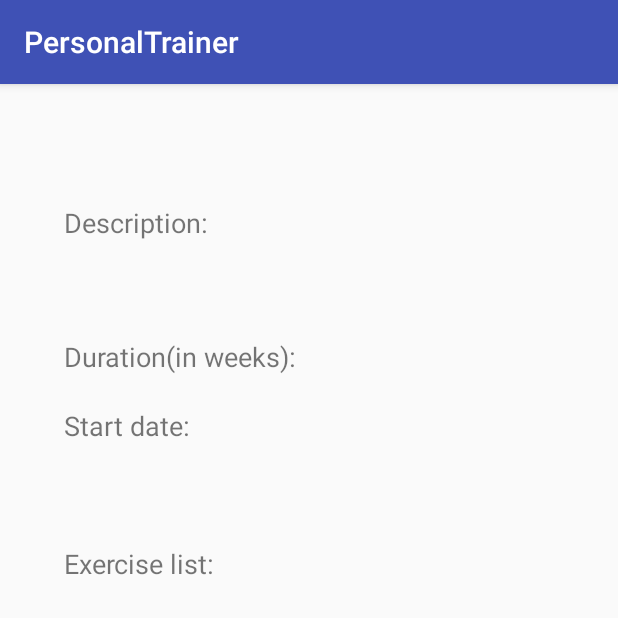
After one commit to apolkaszasz/PersonalTrainer, an Android app: the PlannedProgramItem screen opened directly, with no data from a screen before it, on a phone screen of 412 x 824 dp, the top half of it. The commit adds this screen. Run offline under Robolectric (Android 15) with nearby library versions, the phone set to English and light mode, and no system bars; our stand-ins replace Firebase (no records; nobody signed in at launch, a user with empty details on screens opened directly); 6 statements that could not run were skipped.

Commit message:
MyPlans -  a kivalasztott napra betervezett gyakorlatok és aktuális programok megjelenitése - gridView ezekre rákattintva pedig az aktuális betervezett gyakorlatszámokkal, szériákkal stb

```diff
--- a/app/src/main/java/com/personaltrainer/apolka/personaltrainer/Adapters/ExerciseAdapter.java
+++ b/app/src/main/java/com/personaltrainer/apolka/personaltrainer/Adapters/ExerciseAdapter.java
@@ -11,6 +11,7 @@ import android.widget.TextView;
 import com.bumptech.glide.Glide;
 import com.personaltrainer.apolka.personaltrainer.Models.Exercise;
 import com.personaltrainer.apolka.personaltrainer.NavigationBarFragments.MyPlansFragment;
+import com.personaltrainer.apolka.personaltrainer.PlannedProgramItem;
 import com.personaltrainer.apolka.personaltrainer.ProgramItem;
 import com.personaltrainer.apolka.personaltrainer.R;
 import com.personaltrainer.apolka.personaltrainer.TabBarFragments.WorkoutsExercisesFragment;
@@ -29,6 +30,9 @@ public class ExerciseAdapter extends ArrayAdapter<Exercise> {
         super(context.getActivity(), resource, objects);
     }
     public ExerciseAdapter(@NonNull ProgramItem context, int resource, List<Exercise> objects) {
+        super(context, resource, objects);
+    }
+    public ExerciseAdapter(@NonNull PlannedProgramItem context, int resource, List<Exercise> objects) {
         super(context, resource, objects);
     }
 
--- a/app/src/main/java/com/personaltrainer/apolka/personaltrainer/Models/PlannedExercise.java
+++ b/app/src/main/java/com/personaltrainer/apolka/personaltrainer/Models/PlannedExercise.java
@@ -2,10 +2,11 @@ package com.personaltrainer.apolka.personaltrainer.Models;
 
 import com.google.firebase.auth.FirebaseUser;
 
+import java.io.Serializable;
 import java.util.Date;
 
 
-public class PlannedExercise {
+public class PlannedExercise  implements Serializable {
 
     private String exerciseName;
     private Date date;
--- a/app/src/main/java/com/personaltrainer/apolka/personaltrainer/Models/PlannedProgram.java
+++ b/app/src/main/java/com/personaltrainer/apolka/personaltrainer/Models/PlannedProgram.java
@@ -2,11 +2,12 @@ package com.personaltrainer.apolka.personaltrainer.Models;
 
 import com.google.firebase.auth.FirebaseUser;
 
+import java.io.Serializable;
 import java.util.Date;
 import java.util.List;
 
 
-public class PlannedProgram {
+public class PlannedProgram implements Serializable{
     private String programName;
     private Date startDate;
     private String userId;
--- /dev/null
+++ b/app/src/main/java/com/personaltrainer/apolka/personaltrainer/PlannedProgramItem.java
@@ -0,0 +1,197 @@
+package com.personaltrainer.apolka.personaltrainer;
+
+import android.content.Context;
+import android.content.Intent;
+import android.support.v7.app.AppCompatActivity;
+import android.os.Bundle;
+import android.text.TextUtils;
+import android.util.Log;
+import android.view.View;
+import android.widget.AdapterView;
+import android.widget.GridView;
+import android.widget.TextView;
+
+import com.google.firebase.database.ChildEventListener;
+import com.google.firebase.database.DataSnapshot;
+import com.google.firebase.database.DatabaseError;
+import com.google.firebase.database.DatabaseReference;
+import com.google.firebase.database.FirebaseDatabase;
+import com.personaltrainer.apolka.personaltrainer.Adapters.ExerciseAdapter;
+import com.personaltrainer.apolka.personaltrainer.Models.Exercise;
+import com.personaltrainer.apolka.personaltrainer.Models.PlannedExercise;
+import com.personaltrainer.apolka.personaltrainer.Models.PlannedProgram;
+import com.personaltrainer.apolka.personaltrainer.Models.Program;
+
+import java.text.DateFormat;
+import java.util.ArrayList;
+import java.util.Calendar;
+import java.util.List;
+
+public class PlannedProgramItem extends AppCompatActivity {
+
+    private static final String TAG = "PlannedProggramItem";
+
+    private Program program;
+    private PlannedProgram plannedProgram;
+
+    private TextView programName;
+    private TextView programDescription;
+    private TextView programDurationInWeeks;
+    private TextView programStartDate;
+
+
+    private List<String> exerciseKeylist;
+
+    private DateFormat dateFormat;
+    private Calendar dateTime;
+
+    private int week;
+
+
+    private GridView mExerciseGridView;
+    private ExerciseAdapter mExerciseAdapter;
+
+    private FirebaseDatabase mFirebaseDatabase;
+    private DatabaseReference mMessagesDatabaseReference;
+    private ChildEventListener mChildEventListener;
+
+    private static final String PROGRAM_OBJ_KEY = "Program_Obj_Key";
+    private static final String PLANNED_PROGRAM_OBJ_KEY = "Planned_program_Obj_key";
+    private static final String DATE_SELECTED = "Date_key";
+
+
+
+    public static Intent getStartIntent(Context context, Program program, PlannedProgram plannedProgram, Calendar dateTime) {
+        return new Intent(context, PlannedProgramItem.class)
+                .putExtra(PROGRAM_OBJ_KEY,program)
+                .putExtra(PLANNED_PROGRAM_OBJ_KEY, plannedProgram)
+                .putExtra(DATE_SELECTED, dateTime);
+    }
+
+    @Override
+    protected void onCreate(Bundle savedInstanceState) {
+        super.onCreate(savedInstanceState);
+        setContentView(R.layout.activity_planned_program_item);
+
+
+        Intent i  = getIntent();
+        program = (Program)i.getSerializableExtra(PROGRAM_OBJ_KEY);
+        plannedProgram = (PlannedProgram)i.getSerializableExtra(PLANNED_PROGRAM_OBJ_KEY);
+        dateTime = (Calendar)i.getSerializableExtra(DATE_SELECTED);
+
+        Log.d(TAG,"..." + program.getName() +"  " + plannedProgram.getProgram());
+
+
+        programName = (TextView) findViewById(R.id.ProgramNameTextViewMyPlans);
+        programName.setText(program.getName());
+
+        programDescription = (TextView) findViewById(R.id.ProgramDescriptionValueMyPlans);
+        programDescription.setText(program.getDescription());
+
+        programDurationInWeeks = (TextView) findViewById(R.id.ProgramDurationInWeeksTextViewValueMyPlans);
+        programDurationInWeeks.setText(program.getDurationInWeeks() + "");
+
+        programStartDate = (TextView) findViewById(R.id.ProgramStartDateTextViewValueMyPlans);
+        dateFormat = DateFormat.getDateInstance();
+        programStartDate.setText(dateFormat.format(plannedProgram.getStartDate()));
+
+        mFirebaseDatabase = FirebaseDatabase.getInstance();
+        mMessagesDatabaseReference = mFirebaseDatabase.getReference().child("Exercises").child("");
+
+        exerciseKeylist = new ArrayList<>();
+        int days = program.getDurationInWeeks()*7;
+        for (int day=0;day<days;day++){
+            Calendar dayCurrent = Calendar.getInstance();
+            dayCurrent.setTime(plannedProgram.getStartDate());
+            dayCurrent.add(Calendar.DATE,day);
+            if(dateFormat.format(dayCurrent.getTime()).equals(dateFormat.format(dateTime.getTime()))){
+
+                exerciseKeylist = program.getExercisesByDayId(day%7);
+                week = day /7;
+                Log.d(TAG,"....weekss" + week);
+            }
+        }
+
+
+        pupulateExerciseList();
+
+    }
+    private void pupulateExerciseList(){
+        mExerciseGridView = (GridView) findViewById(R.id.CurrentdayExerciseGridViewMyPlans);
+        mExerciseGridView.setOnItemClickListener(new AdapterView.OnItemClickListener() {
+            @Override
+            public void onItemClick(AdapterView<?> adapterView, View view, int i, long l) {
+                Exercise exercise = (Exercise) adapterView.getAdapter().getItem(i);
+                PlannedExercise pe = new PlannedExercise();
+                pe.setPlannedRepetitions(week * exercise.getRecommendedRepetitionsToIncreaseWith() + exercise.getRecommendedRepetitions());
+                pe.setPlannedSets(exercise.getRecommendedSets());
+                startActivity(PlannedExerciseItem.getStartIntent(view.getContext(), exercise,pe));
+            }
+        });
+
+        List<Exercise> exerciseListForAdapter = new ArrayList<>();
+        mExerciseAdapter = new ExerciseAdapter(this, R.layout.item_exercise, exerciseListForAdapter);
+
+        mExerciseGridView.setAdapter(mExerciseAdapter);
+
+    }
+    @Override
+    public void onPause(){
+        super.onPause();
+
+        detachDatabaseReadListener();
+        mExerciseAdapter.clear();
+    }
+    @Override
+    public void onResume(){
+        super.onResume();
+
+        attachDatabaseReadListener();
+
+    }
+    private void detachDatabaseReadListener(){
+        if (mChildEventListener != null){
+            mMessagesDatabaseReference.removeEventListener(mChildEventListener);
+            mChildEventListener =null;
+        }
+    }
+    private void attachDatabaseReadListener() {
+        if (mChildEventListener == null) {
+            mChildEventListener = new ChildEventListener() {
+                @Override
+                public void onChildAdded(DataSnapshot dataSnapshot, String s) {
+                    for(String key:exerciseKeylist){
+                        if(dataSnapshot.getKey().equals(key)){
+                            Exercise exercise = dataSnapshot.getValue(Exercise.class);
+                            Log.d(TAG,"ammmmmmmmm");
+                            mExerciseAdapter.add(exercise);
+                        }
+                    }
+                }
+
+                @Override
+                public void onChildChanged(DataSnapshot dataSnapshot, String s) {
+
+                }
+
+                @Override
+                public void onChildRemoved(DataSnapshot dataSnapshot) {
+
+                }
+
+                @Override
+                public void onChildMoved(DataSnapshot dataSnapshot, String s) {
+
+                }
+
+                @Override
+                public void onCancelled(DatabaseError databaseError) {
+
+                }
+            };
+
+            mMessagesDatabaseReference.addChildEventListener(mChildEventListener);
+            mChildEventListener = null;
+        }}
+
+}
--- /dev/null
+++ b/app/src/main/res/layout/activity_planned_program_item.xml
@@ -0,0 +1,168 @@
+<?xml version="1.0" encoding="utf-8"?>
+<ScrollView
+    xmlns:android="http://schemas.android.com/apk/res/android"
+    xmlns:app="http://schemas.android.com/apk/res-auto"
+    xmlns:tools="http://schemas.android.com/tools"
+    android:layout_width="fill_parent"
+    android:layout_height="fill_parent"
+    android:fillViewport="true">
+<android.support.constraint.ConstraintLayout xmlns:android="http://schemas.android.com/apk/res/android"
+    android:layout_width="match_parent"
+    android:layout_height="match_parent"
+    tools:context="com.personaltrainer.apolka.personaltrainer.PlannedProgramItem">
+
+
+    <TextView
+        android:id="@+id/ProgramNameTextViewMyPlans"
+        android:layout_height="48dp"
+        android:layout_width="310dp"
+        android:layout_marginEnd= "@dimen/margin8"
+        android:layout_marginStart="@dimen/margin8"
+        android:layout_marginTop="@dimen/margin16"
+        android:text=""
+        android:textColor="@color/colorTextViewValue"
+        android:textAlignment="center"
+        android:textSize="24dp"
+        app:layout_constraintEnd_toEndOf="parent"
+        app:layout_constraintStart_toStartOf="parent"
+        app:layout_constraintTop_toTopOf="parent"
+        />
+    <TextView
+        android:id="@+id/ProgramDescriptionTextViewMyPlans"
+        android:layout_width="230dp"
+        android:layout_height="30dp"
+        android:layout_marginLeft="36dp"
+        android:layout_marginStart="@dimen/margin8"
+        android:layout_marginTop="@dimen/margin16"
+        android:text="Description: "
+        android:textAlignment="viewStart"
+        android:textSize="18sp"
+        app:layout_constraintEnd_toEndOf="parent"
+        app:layout_constraintHorizontal_bias="0.198"
+        app:layout_constraintStart_toStartOf="parent"
+        app:layout_constraintTop_toBottomOf="@+id/ProgramNameTextViewMyPlans"
+        />
+
+    <TextView
+        android:id="@+id/ProgramDescriptionValueMyPlans"
+        android:layout_width="319dp"
+        android:layout_height="wrap_content"
+        android:layout_marginEnd="@dimen/margin8"
+        android:layout_marginLeft="36dp"
+        android:layout_marginStart="@dimen/margin8"
+        android:layout_marginTop="@dimen/margin16"
+        android:text=""
+        android:textColor="@color/colorTextViewValue"
+        android:textAlignment="viewStart"
+        android:textSize="20sp"
+        android:scrollHorizontally="true"
+        android:focusable="true"
+        android:focusableInTouchMode="true"
+        app:layout_constraintEnd_toEndOf="parent"
+        app:layout_constraintHorizontal_bias="0.51"
+        app:layout_constraintStart_toStartOf="parent"
+        app:layout_constraintTop_toBottomOf="@+id/ProgramDescriptionTextViewMyPlans" />
+
+    <TextView
+        android:id="@+id/ProgramDurationInWeeksTextViewMyPlans"
+        android:layout_width="230dp"
+        android:layout_height="30dp"
+        android:layout_marginLeft="36dp"
+        android:layout_marginStart="@dimen/margin8"
+        android:layout_marginTop="@dimen/margin16"
+        android:text="Duration(in weeks): "
+        android:textAlignment="viewStart"
+        android:textSize="18sp"
+        app:layout_constraintEnd_toEndOf="parent"
+        app:layout_constraintHorizontal_bias="0.198"
+        app:layout_constraintStart_toStartOf="parent"
+        app:layout_constraintTop_toBottomOf="@+id/ProgramDescriptionValueMyPlans" />
+
+    <TextView
+        android:id="@+id/ProgramDurationInWeeksTextViewValueMyPlans"
+        android:layout_width="68dp"
+        android:layout_height="30dp"
+        android:layout_marginEnd="@dimen/margin8"
+        android:layout_marginLeft="36dp"
+        android:layout_marginStart="@dimen/margin8"
+        android:layout_marginTop="@dimen/margin16"
+        android:text=""
+        android:textColor="@color/colorTextViewValue"
+        android:textAlignment="viewEnd"
+        android:textSize="20sp"
+        app:layout_constraintEnd_toEndOf="parent"
+        app:layout_constraintHorizontal_bias="0.121"
+        app:layout_constraintLeft_toLeftOf="parent"
+        app:layout_constraintRight_toRightOf="@+id/ProgramDurationInWeeksTextViewMyPlans"
+        app:layout_constraintStart_toEndOf="@+id/ProgramDurationInWeeksTextViewMyPlans"
+        app:layout_constraintTop_toBottomOf="@+id/ProgramDescriptionValueMyPlans" />
+    <TextView
+        android:id="@+id/ProgramStartDateTextViewMyPlans"
+        android:layout_width="230dp"
+        android:layout_height="30dp"
+        android:layout_marginLeft="36dp"
+        android:layout_marginStart="@dimen/margin8"
+        android:layout_marginTop="@dimen/margin16"
+        android:text="Start date: "
+        android:textAlignment="viewStart"
+        android:textSize="18sp"
+        app:layout_constraintEnd_toEndOf="parent"
+        app:layout_constraintHorizontal_bias="0.198"
+        app:layout_constraintStart_toStartOf="parent"
+        app:layout_constraintTop_toBottomOf="@+id/ProgramDurationInWeeksTextViewValueMyPlans" />
+
+    <TextView
+        android:id="@+id/ProgramStartDateTextViewValueMyPlans"
+        android:layout_width="310dp"
+        android:layout_height="30dp"
+        android:layout_marginEnd="8dp"
+        android:layout_marginLeft="36dp"
+        android:layout_marginStart="8dp"
+        android:layout_marginTop="16dp"
+        android:text=""
+        android:textColor="@color/colorTextViewValue"
+        android:textAlignment="center"
+        android:textSize="20sp"
+        app:layout_constraintEnd_toEndOf="parent"
+        app:layout_constraintLeft_toLeftOf="parent"
+        app:layout_constraintStart_toStartOf="parent"
+        app:layout_constraintTop_toBottomOf="@+id/ProgramStartDateTextViewMyPlans" />
+
+    <TextView
+        android:id="@+id/ProgramExercisesTextViewMyPlans"
+        android:layout_width="230dp"
+        android:layout_height="30dp"
+        android:layout_marginLeft="36dp"
+        android:layout_marginStart="@dimen/margin8"
+        android:layout_marginTop="@dimen/margin16"
+        android:text="Exercise list: "
+        android:textAlignment="viewStart"
+        android:textSize="18sp"
+        app:layout_constraintEnd_toEndOf="parent"
+        app:layout_constraintHorizontal_bias="0.198"
+        app:layout_constraintStart_toStartOf="parent"
+        app:layout_constraintTop_toBottomOf="@+id/ProgramStartDateTextViewValueMyPlans" />
+
+
+    <GridView
+        android:id="@+id/CurrentdayExerciseGridViewMyPlans"
+        android:layout_width="wrap_content"
+        android:layout_height="wrap_content"
+        android:paddingTop="15dp"
+        android:clipToPadding="false"
+        android:paddingBottom="15dp"
+        android:columnWidth="100dp"
+        android:gravity="center|bottom"
+        android:horizontalSpacing="10dp"
+        android:layout_marginLeft="20dp"
+        android:layout_marginRight="20dp"
+        android:numColumns="3"
+        android:stretchMode="spacingWidth"
+        android:verticalSpacing="20dp"
+        android:visibility="visible"
+        android:scrollbars="none"
+        app:layout_constraintTop_toBottomOf="@+id/ProgramExercisesTextViewMyPlans"
+        />
+
+</android.support.constraint.ConstraintLayout>
+</ScrollView>
```
Also changed, not shown: app/src/main/AndroidManifest.xml (+34 -21 lines), app/src/main/java/com/personaltrainer/apolka/personaltrainer/NavigationBarFragments/MyPlansFragment.java (+66 -2 lines), app/src/main/java/com/personaltrainer/apolka/personaltrainer/PlannedExerciseItem.java (added, +60 -0 lines), app/src/main/res/layout/activity_planned_exercise_item.xml (added, +146 -0 lines).
